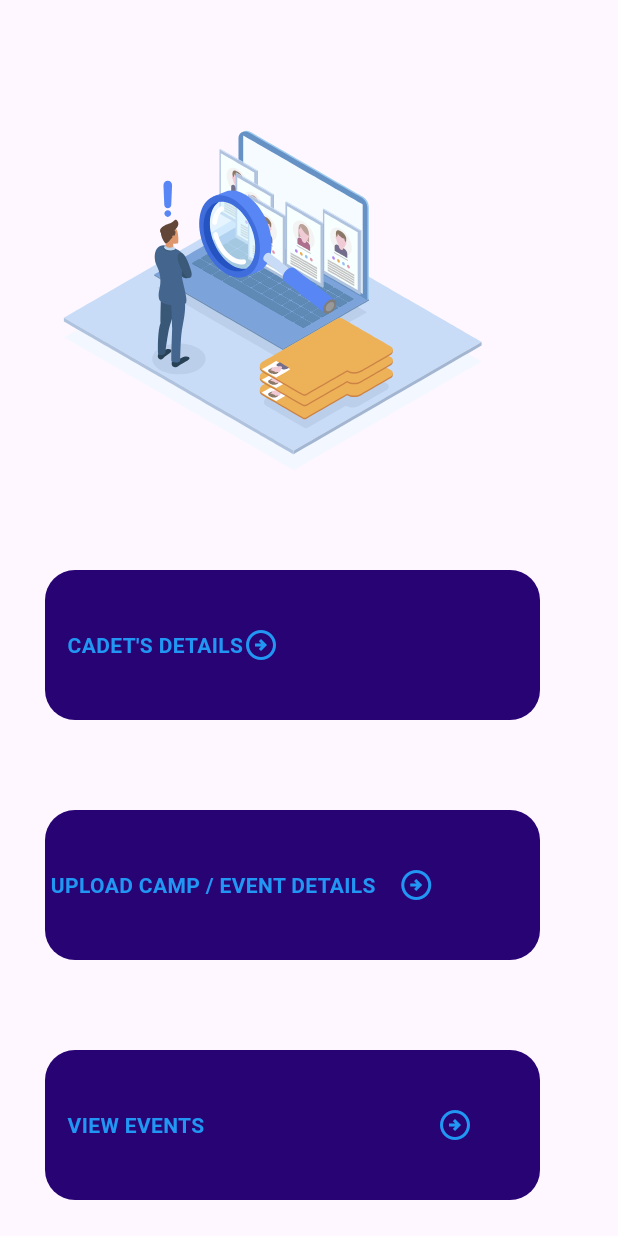
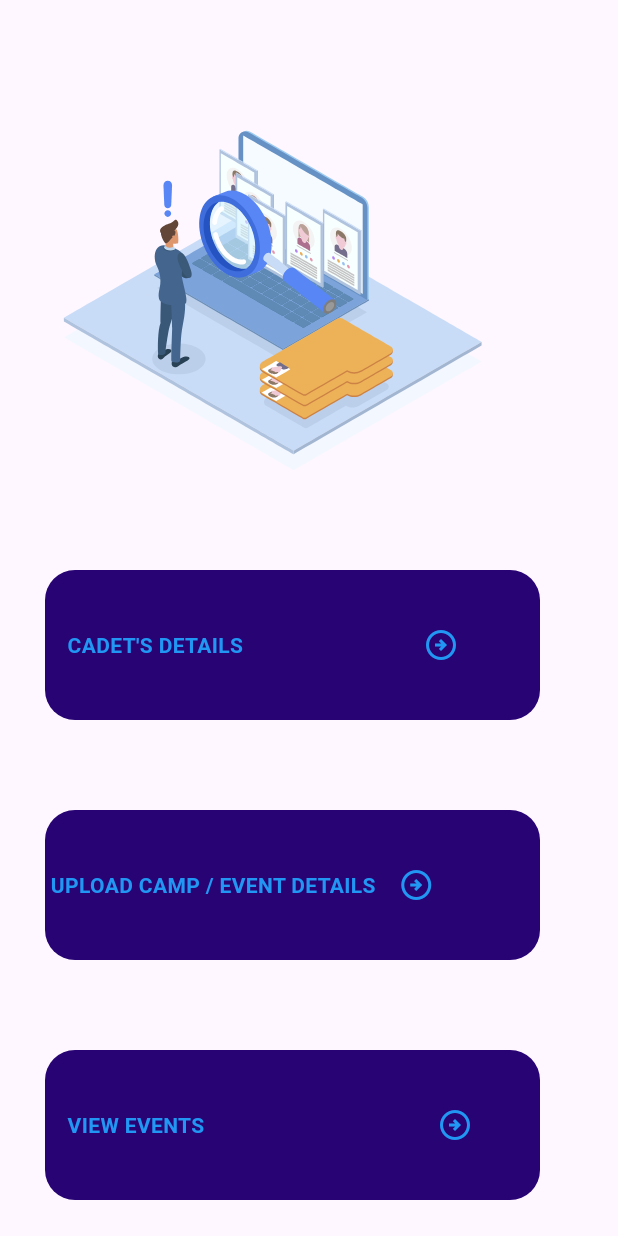
Before and after one commit to deepak-dee3/NCC-FLUTTER-APP, a Flutter app: the ano_view_details screen opened directly, on a phone screen of 412 x 824 dp. Run offline on Flutter 3.47's test engine with Material 3 defaults, Android fonts, the phone set to English and light mode, and no system bars; drawn by our look-alikes of shimmer; our stand-ins replace animated_splash_screen, avatar_glow, cloud_firestore, firebase_auth, firebase_core, firebase_storage and 10 more; missing offline and left inert: flutter_windowmanager, metaballs; accounts and stored records are empty; project files that could hold a hidden picture were left out.

Commit message:
again the changes made in ano view details

```diff
--- a/lib/ANO/ano_view_details.dart
+++ b/lib/ANO/ano_view_details.dart
@@ -89,14 +89,12 @@ WillPopScope(
               children: [
 
               Shimmer.fromColors(
-                period: Duration(seconds: 3),
-
-
                             baseColor: Colors.blue,
                             highlightColor: Colors.white,
                             child:
 
             Text('    CADET\'S DETAILS',style:TextStyle(color:Colors.blue,fontWeight: FontWeight.bold)),),
+            SizedBox(width: 120,),
             Icon(Icons.arrow_circle_right_outlined,color:Colors.blue)
         ],),)),),
 
@@ -112,10 +110,7 @@ WillPopScope(
     );
   },
 )
-);
-
-           // Navigator.push(context,MaterialPageRoute(builder: (context) => upload_camp_detailss()));
-          },
+);          },
             child:Padding(padding: EdgeInsets.only(left:30,top:60),
           child:Container(
             width:330,
@@ -124,8 +119,6 @@ WillPopScope(
             child: Row(children: [
 
               Shimmer.fromColors(
-
-
 
                             baseColor: Colors.blue,
                             highlightColor: Colors.white,
@@ -147,7 +140,6 @@ WillPopScope(
   },
 )
 );
-         // Navigator.push(context, MaterialPageRoute(builder: (context) => ano_camp_view_details()));
          },
           child:Padding(padding: EdgeInsets.only(left:30,top:60),
           child:Container(
@@ -158,10 +150,7 @@ WillPopScope(
 
 
               Shimmer.fromColors(
-
-
-
-                            baseColor: Colors.blue,
+                          baseColor: Colors.blue,
                             highlightColor: Colors.white,
                             child:
 
@@ -181,8 +170,6 @@ WillPopScope(
   },
 )
 );
-
-          //Navigator.push(context, MaterialPageRoute(builder: (context) => cadet_view_achievements()));
          },
           child:Padding(padding: EdgeInsets.only(left:30,top:60),
           child:Container(
@@ -192,7 +179,6 @@ WillPopScope(
             child: Row(children: [
 
               Shimmer.fromColors(
-
                             baseColor: Colors.blue,
                             highlightColor: Colors.white,
                             child:
@@ -205,9 +191,6 @@ WillPopScope(
            SizedBox(height: 30,)
 
         ],)
-      )
-
-
-    ))));
+      )   ))));
   }
 }
```
